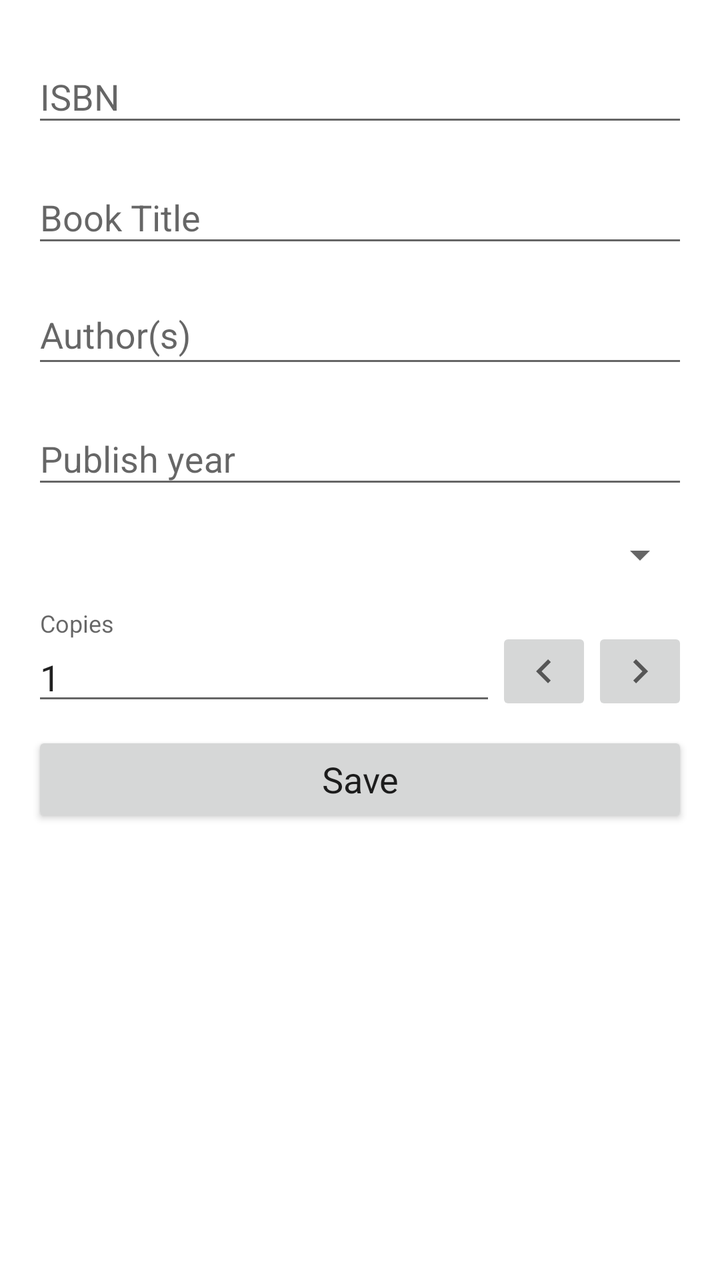
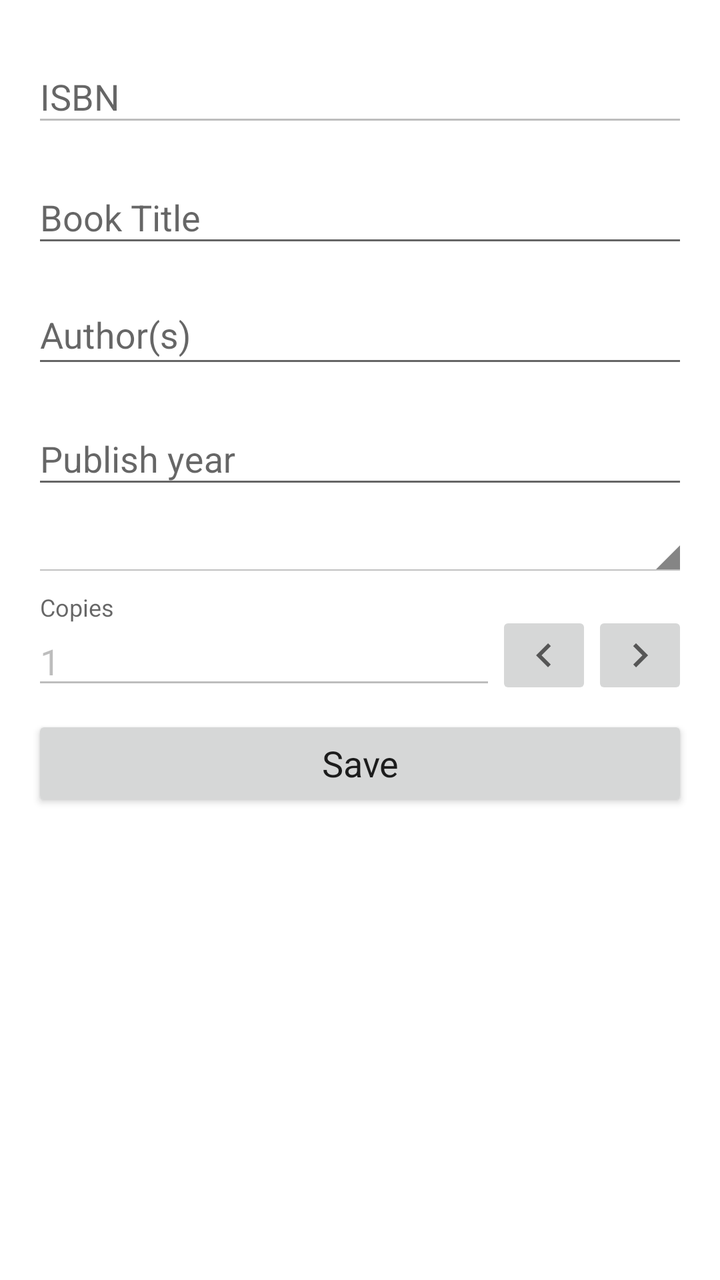

An Android layout rendered at two revisions. The XML below is the earlier revision; the diff shows what the commit changed to produce the second picture.
<!-- AndroidManifest.xml: application theme Theme.LiberianPro -->
<!-- res/layout/activity_final_record.xml -->
<?xml version="1.0" encoding="utf-8"?>
<androidx.constraintlayout.widget.ConstraintLayout xmlns:android="http://schemas.android.com/apk/res/android"
    xmlns:app="http://schemas.android.com/apk/res-auto"
    xmlns:tools="http://schemas.android.com/tools"
    android:layout_width="match_parent"
    android:layout_height="match_parent"
    android:background="@android:color/background_light"
    tools:context="com.record_book.FinalRecordActivity">

        <ScrollView
            android:layout_width="0dp"
            android:layout_height="0dp"
            app:layout_constraintBottom_toBottomOf="parent"
            app:layout_constraintEnd_toEndOf="parent"
            app:layout_constraintStart_toStartOf="parent"
            app:layout_constraintTop_toTopOf="parent">

            <androidx.constraintlayout.widget.ConstraintLayout
                android:id="@+id/linearLayout2"
                android:layout_width="match_parent"
                android:layout_height="wrap_content"
                android:orientation="vertical"
                android:weightSum="0">

                <com.google.android.material.textfield.TextInputLayout
                    android:id="@+id/textInputLayout9"
                    android:layout_width="0dp"
                    android:layout_height="wrap_content"
                    android:layout_marginStart="16dp"
                    android:layout_marginTop="16dp"
                    android:layout_marginEnd="16dp"
                    app:layout_constraintBottom_toTopOf="@+id/textInputLayout10"
                    app:layout_constraintEnd_toEndOf="parent"
                    app:layout_constraintStart_toStartOf="parent"
                    app:layout_constraintTop_toTopOf="parent"
                    tools:layout_conversion_absoluteHeight="56dp"
                    tools:layout_conversion_absoluteWidth="395dp">

                    <com.google.android.material.textfield.TextInputEditText
                        android:id="@+id/isbn_field"
                        android:layout_width="match_parent"
                        android:layout_height="wrap_content"
                        android:hint="ISBN"
                        android:inputType="number"
                        tools:layout_conversion_absoluteHeight="45dp"
                        tools:layout_conversion_absoluteWidth="395dp"
                        tools:layout_editor_absoluteX="8dp"
                        tools:layout_editor_absoluteY="11dp" />
                </com.google.android.material.textfield.TextInputLayout>

                <com.google.android.material.textfield.TextInputLayout
                    android:id="@+id/textInputLayout10"
                    android:layout_width="0dp"
                    android:layout_height="wrap_content"
                    android:layout_marginStart="16dp"
                    android:layout_marginTop="8dp"
                    android:layout_marginEnd="16dp"
                    app:layout_constraintBottom_toTopOf="@+id/textInputLayout11"
                    app:layout_constraintEnd_toEndOf="parent"
                    app:layout_constraintStart_toStartOf="parent"
                    app:layout_constraintTop_toBottomOf="@+id/textInputLayout9"
                    tools:layout_conversion_absoluteHeight="56dp"
                    tools:layout_conversion_absoluteWidth="395dp">

                    <com.google.android.material.textfield.TextInputEditText
                        android:id="@+id/book_title_field"
                        android:layout_width="match_parent"
                        android:layout_height="wrap_content"
                        android:hint="Book Title"
                        android:inputType="text"
                        tools:layout_conversion_absoluteHeight="45dp"
                        tools:layout_conversion_absoluteWidth="395dp"
                        tools:layout_editor_absoluteX="8dp"
                        tools:layout_editor_absoluteY="67dp" />
                </com.google.android.material.textfield.TextInputLayout>

                <com.google.android.material.textfield.TextInputLayout
                    android:id="@+id/textInputLayout11"
                    android:layout_width="0dp"
                    android:layout_height="wrap_content"
                    android:layout_marginStart="16dp"
                    android:layout_marginTop="8dp"
                    android:layout_marginEnd="16dp"
                    app:layout_constraintBottom_toTopOf="@+id/textInputLayout12"
                    app:layout_constraintEnd_toEndOf="parent"
                    app:layout_constraintStart_toStartOf="parent"
                    app:layout_constraintTop_toBottomOf="@+id/textInputLayout10"
                    tools:layout_conversion_absoluteHeight="56dp"
                    tools:layout_conversion_absoluteWidth="395dp">

                    <EditText
                        android:id="@+id/author_field"
                        android:layout_width="match_parent"
                        android:layout_height="wrap_content"
                        android:ems="10"
                        android:gravity="start|top"
                        android:hint="Author(s)"
                        android:inputType="textMultiLine"
                        tools:layout_conversion_absoluteHeight="45dp"
                        tools:layout_conversion_absoluteWidth="395dp"
                        tools:layout_editor_absoluteX="8dp"
                        tools:layout_editor_absoluteY="123dp" />
                </com.google.android.material.textfield.TextInputLayout>

                <com.google.android.material.textfield.TextInputLayout
                    android:id="@+id/textInputLayout12"
                    android:layout_width="0dp"
                    android:layout_height="wrap_content"
                    android:layout_marginStart="16dp"
                    android:layout_marginTop="8dp"
                    android:layout_marginEnd="16dp"
                    app:layout_constraintBottom_toTopOf="@+id/spinner"
                    app:layout_constraintEnd_toEndOf="parent"
                    app:layout_constraintStart_toStartOf="parent"
                    app:layout_constraintTop_toBottomOf="@+id/textInputLayout11"
                    tools:layout_conversion_absoluteHeight="56dp"
                    tools:layout_conversion_absoluteWidth="395dp">

                    <com.google.android.material.textfield.TextInputEditText
                        android:id="@+id/publish_year_field"
                        android:layout_width="match_parent"
                        android:layout_height="wrap_content"
                        android:hint="Publish year"
                        android:inputType="number"
                        tools:layout_conversion_absoluteHeight="45dp"
                        tools:layout_conversion_absoluteWidth="395dp"
                        tools:layout_editor_absoluteX="8dp"
                        tools:layout_editor_absoluteY="179dp" />
                </com.google.android.material.textfield.TextInputLayout>

                <Spinner
                    android:id="@+id/spinner"
                    android:layout_width="0dp"
                    android:layout_height="wrap_content"
                    android:layout_marginStart="16dp"
                    android:layout_marginTop="8dp"
                    android:layout_marginEnd="16dp"
                    android:padding="20dp"
                    app:layout_constraintBottom_toTopOf="@+id/constraintLayout12"
                    app:layout_constraintEnd_toEndOf="parent"
                    app:layout_constraintStart_toStartOf="parent"
                    app:layout_constraintTop_toBottomOf="@+id/textInputLayout12"
                    tools:layout_conversion_absoluteHeight="24dp"
                    tools:layout_conversion_absoluteWidth="395dp" />


                <androidx.constraintlayout.widget.ConstraintLayout
                    android:id="@+id/constraintLayout12"
                    android:layout_width="0dp"
                    android:layout_height="wrap_content"
                    android:layout_marginStart="16dp"
                    android:layout_marginTop="8dp"
                    android:layout_marginEnd="16dp"
                    app:layout_constraintBottom_toTopOf="@+id/save_button"
                    app:layout_constraintEnd_toEndOf="parent"
                    app:layout_constraintStart_toStartOf="parent"
                    app:layout_constraintTop_toBottomOf="@id/spinner"
                    tools:layout_conversion_absoluteHeight="56dp"
                    tools:layout_conversion_absoluteWidth="395dp">

                    <com.google.android.material.textfield.TextInputLayout
                        android:id="@+id/textInputLayout4"
                        android:layout_width="0dp"
                        android:layout_height="wrap_content"
                        app:layout_constraintBottom_toBottomOf="parent"
                        app:layout_constraintEnd_toStartOf="@+id/constraintLayout11"
                        app:layout_constraintStart_toStartOf="parent"
                        app:layout_constraintTop_toTopOf="parent"
                        tools:layout_conversion_absoluteHeight="56dp"
                        tools:layout_conversion_absoluteWidth="300dp">

                        <com.google.android.material.textfield.TextInputEditText
                            android:id="@+id/copies_field"
                            android:layout_width="match_parent"
                            android:layout_height="wrap_content"
                            android:editable="false"
                            android:hint="Copies"
                            android:inputType="number"
                            android:text="1"
                            tools:layout_conversion_absoluteHeight="45dp"
                            tools:layout_conversion_absoluteWidth="300dp"
                            tools:layout_editor_absoluteX="8dp"
                            tools:layout_editor_absoluteY="259dp" />
                    </com.google.android.material.textfield.TextInputLayout>

                    <androidx.constraintlayout.widget.ConstraintLayout
                        android:id="@+id/constraintLayout11"
                        android:layout_width="wrap_content"
                        android:layout_height="wrap_content"
                        app:layout_constraintBottom_toBottomOf="parent"
                        app:layout_constraintEnd_toEndOf="parent"
                        app:layout_constraintStart_toEndOf="@+id/textInputLayout4"
                        app:layout_constraintTop_toTopOf="parent"
                        app:layout_constraintVertical_bias="1.0"
                        tools:layout_conversion_absoluteHeight="43dp"
                        tools:layout_conversion_absoluteWidth="95dp">

                        <ImageButton
                            android:id="@+id/decrement_button"
                            android:layout_width="wrap_content"
                            android:layout_height="wrap_content"
                            app:layout_constraintBottom_toBottomOf="parent"
                            app:layout_constraintEnd_toStartOf="@+id/increment_button"
                            app:layout_constraintStart_toStartOf="parent"
                            app:layout_constraintTop_toTopOf="parent"
                            app:srcCompat="@drawable/ic_baseline_keyboard_arrow_left_24"
                            tools:layout_conversion_absoluteHeight="43dp"
                            tools:layout_conversion_absoluteWidth="48dp"
                            tools:layout_editor_absoluteX="308dp"
                            tools:layout_editor_absoluteY="254dp" />

                        <ImageButton
                            android:id="@+id/increment_button"
                            android:layout_width="wrap_content"
                            android:layout_height="wrap_content"
                            app:layout_constraintBottom_toBottomOf="parent"
                            app:layout_constraintEnd_toEndOf="parent"
                            app:layout_constraintStart_toEndOf="@+id/decrement_button"
                            app:layout_constraintTop_toTopOf="parent"
                            app:srcCompat="@drawable/ic_baseline_keyboard_arrow_right_24"
                            tools:layout_conversion_absoluteHeight="43dp"
                            tools:layout_conversion_absoluteWidth="48dp"
                            tools:layout_editor_absoluteX="356dp"
                            tools:layout_editor_absoluteY="254dp" />
                    </androidx.constraintlayout.widget.ConstraintLayout>
                </androidx.constraintlayout.widget.ConstraintLayout>

                <Button
                    android:id="@+id/save_button"
                    android:layout_width="0dp"
                    android:layout_height="wrap_content"
                    android:layout_marginStart="16dp"
                    android:layout_marginTop="8dp"
                    android:layout_marginEnd="16dp"
                    android:text="Save"
                    android:textAppearance="@style/TextAppearance.AppCompat.Body1"
                    android:textSize="18sp"
                    app:layout_constraintBottom_toBottomOf="parent"
                    app:layout_constraintEnd_toEndOf="parent"
                    app:layout_constraintStart_toStartOf="parent"
                    app:layout_constraintTop_toBottomOf="@+id/constraintLayout12"
                    tools:layout_conversion_absoluteHeight="48dp"
                    tools:layout_conversion_absoluteWidth="395dp" />


            </androidx.constraintlayout.widget.ConstraintLayout>
        </ScrollView>
</androidx.constraintlayout.widget.ConstraintLayout>
<!-- resources referenced by this layout -->
<resources>
  <!-- drawable ic_baseline_keyboard_arrow_left_24 (drawable) -->
  <vector xmlns:android="http://schemas.android.com/apk/res/android"
      android:width="24dp"
      android:height="24dp"
      android:viewportWidth="24"
      android:viewportHeight="24"
      android:tint="?attr/colorControlNormal">
    <path
        android:fillColor="@android:color/white"
        android:pathData="M15.41,16.59L10.83,12l4.58,-4.59L14,6l-6,6 6,6 1.41,-1.41z"/>
  </vector>
  <!-- drawable ic_baseline_keyboard_arrow_right_24 (drawable) -->
  <vector xmlns:android="http://schemas.android.com/apk/res/android"
      android:width="24dp"
      android:height="24dp"
      android:viewportWidth="24"
      android:viewportHeight="24"
      android:tint="?attr/colorControlNormal">
    <path
        android:fillColor="@android:color/white"
        android:pathData="M8.59,16.59L13.17,12 8.59,7.41 10,6l6,6 -6,6 -1.41,-1.41z"/>
  </vector>
  <style name="Theme.LiberianPro" parent="Theme.AppCompat.Light.DarkActionBar">
          
          <item name="colorPrimary">@color/colorPrimary</item>
          <item name="colorPrimaryDark">@color/colorPrimaryDark</item>
          <item name="colorAccent">@color/colorAccent</item>
      </style>
  <color name="colorPrimary">#37474f</color>
  <color name="colorPrimaryDark">#37474f</color>
  <color name="colorAccent">#2196F3</color>
</resources>

<!-- the commit's change to res/layout/activity_final_record.xml (unified diff, before → after) -->
@@ -41,7 +41,8 @@
                         android:layout_width="match_parent"
                         android:layout_height="wrap_content"
                         android:hint="ISBN"
-                        android:inputType="number"
+                        android:inputType="none"
+                        android:enabled="false"
                         tools:layout_conversion_absoluteHeight="45dp"
                         tools:layout_conversion_absoluteWidth="395dp"
                         tools:layout_editor_absoluteX="8dp"
@@ -130,12 +131,13 @@
 
                 <Spinner
                     android:id="@+id/spinner"
-                    android:layout_width="0dp"
-                    android:layout_height="wrap_content"
-                    android:layout_marginStart="16dp"
-                    android:layout_marginTop="8dp"
-                    android:layout_marginEnd="16dp"
-                    android:padding="20dp"
+                    style="@android:style/Widget.Holo.Light.Spinner"
+                    android:layout_width="0dp"
+                    android:layout_height="wrap_content"
+                    android:layout_marginStart="16dp"
+                    android:layout_marginTop="8dp"
+                    android:layout_marginEnd="16dp"
+                    android:spinnerMode="dropdown"
                     app:layout_constraintBottom_toTopOf="@+id/constraintLayout12"
                     app:layout_constraintEnd_toEndOf="parent"
                     app:layout_constraintStart_toStartOf="parent"
@@ -173,9 +175,9 @@
                             android:id="@+id/copies_field"
                             android:layout_width="match_parent"
                             android:layout_height="wrap_content"
-                            android:editable="false"
                             android:hint="Copies"
-                            android:inputType="number"
+                            android:inputType="none"
+                            android:enabled="false"
                             android:text="1"
                             tools:layout_conversion_absoluteHeight="45dp"
                             tools:layout_conversion_absoluteWidth="300dp"
